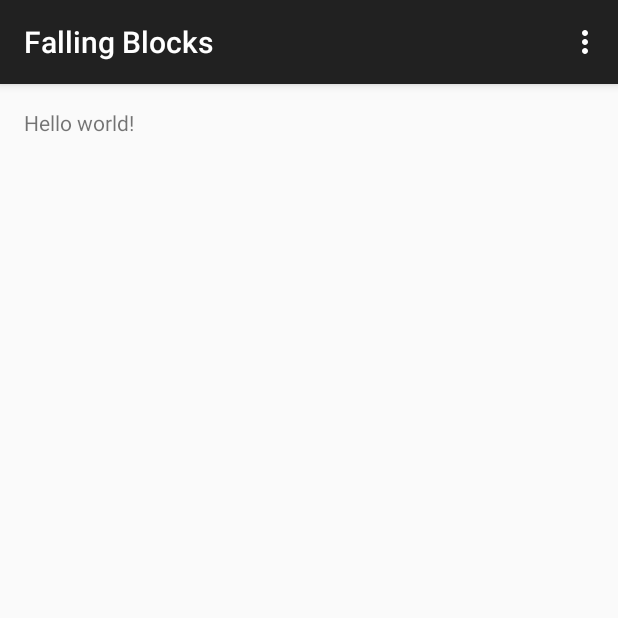
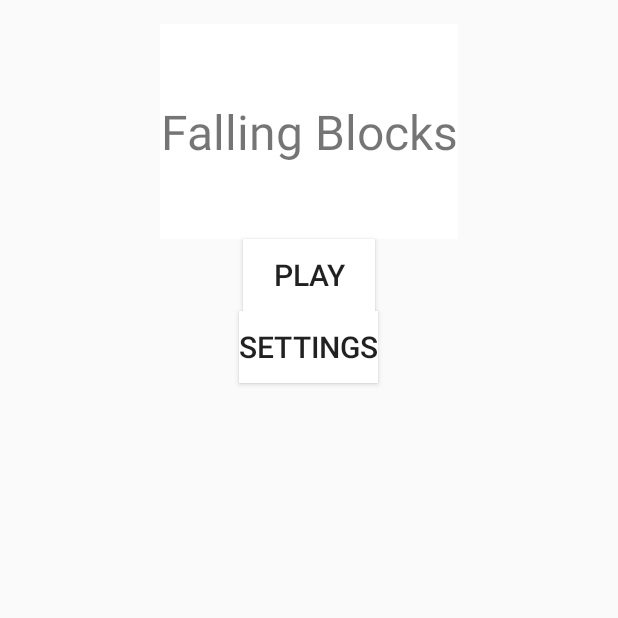
Before and after one commit to tareyza/FallingBlocks, an Android app: the screen it shows after launch (MainActivity), on a phone screen of 412 x 824 dp, the top half of it. Run offline under Robolectric (Android 15) with nearby library versions, the phone set to English and light mode, and no system bars.

Commit message:
main activity gui made

```diff
--- a/app/src/main/java/com/jjapps/fallingblocks/MainActivity.java
+++ b/app/src/main/java/com/jjapps/fallingblocks/MainActivity.java
@@ -11,6 +11,7 @@ public class MainActivity extends ActionBarActivity {
     @Override
     protected void onCreate(Bundle savedInstanceState) {
         super.onCreate(savedInstanceState);
+        getSupportActionBar().hide();
         setContentView(R.layout.activity_main);
     }
 
--- a/app/src/main/res/layout/activity_main.xml
+++ b/app/src/main/res/layout/activity_main.xml
@@ -1,11 +1,40 @@
-<RelativeLayout xmlns:android="http://schemas.android.com/apk/res/android"
-    xmlns:tools="http://schemas.android.com/tools" android:layout_width="match_parent"
-    android:layout_height="match_parent" android:paddingLeft="@dimen/activity_horizontal_margin"
+<LinearLayout xmlns:android="http://schemas.android.com/apk/res/android"
+    xmlns:tools="http://schemas.android.com/tools"
+    android:layout_width="match_parent"
+    android:layout_height="match_parent"
+    android:paddingLeft="@dimen/activity_horizontal_margin"
     android:paddingRight="@dimen/activity_horizontal_margin"
     android:paddingTop="@dimen/activity_vertical_margin"
-    android:paddingBottom="@dimen/activity_vertical_margin" tools:context=".MainActivity">
+    android:paddingBottom="@dimen/activity_vertical_margin"
+    android:orientation="vertical"
+    tools:context=".MainActivity">
 
-    <TextView android:text="@string/hello_world" android:layout_width="wrap_content"
+    <TextView android:text="@string/app_name"
+        android:textSize="@dimen/large_text"
+        android:background="@color/white"
+        android:gravity="center"
+        android:layout_gravity="center"
+        android:layout_width="wrap_content"
+        android:layout_height="wrap_content"
+        android:paddingTop="@dimen/very_large_margin"
+        android:paddingBottom="@dimen/very_large_margin"/>
+
+    <Button
+        android:text="Play"
+        android:textSize="@dimen/normal_text"
+        android:background="@color/white"
+        android:gravity="center"
+        android:layout_gravity="center"
+        android:layout_width="wrap_content"
         android:layout_height="wrap_content" />
 
-</RelativeLayout>
+    <Button
+        android:text="Settings"
+        android:textSize="@dimen/normal_text"
+        android:background="@color/white"
+        android:gravity="center"
+        android:layout_gravity="center"
+        android:layout_width="wrap_content"
+        android:layout_height="wrap_content" />
+
+</LinearLayout>
--- a/app/src/main/res/values/dimens.xml
+++ b/app/src/main/res/values/dimens.xml
@@ -1,5 +1,8 @@
 <resources>
     <!-- Default screen margins, per the Android Design guidelines. -->
     <dimen name="activity_horizontal_margin">16dp</dimen>
-    <dimen name="activity_vertical_margin">16dp</dimen>
+    <dimen name="activity_vertical_margin">16dp</dimen>2
+    <dimen name="large_text">32dp</dimen>
+    <dimen name="normal_text">20dp</dimen>
+    <dimen name="very_large_margin">50dp</dimen>
 </resources>
--- a/app/src/main/res/values/strings.xml
+++ b/app/src/main/res/values/strings.xml
@@ -1,6 +1,8 @@
 <resources>
     <string name="app_name">Falling Blocks</string>
-
     <string name="hello_world">Hello world!</string>
     <string name="action_settings">Settings</string>
+    <color name="white">#FFFFFF</color>
+    <color name="black">#000000</color>
+
 </resources>
```
Also changed, not shown: 1 other file.
